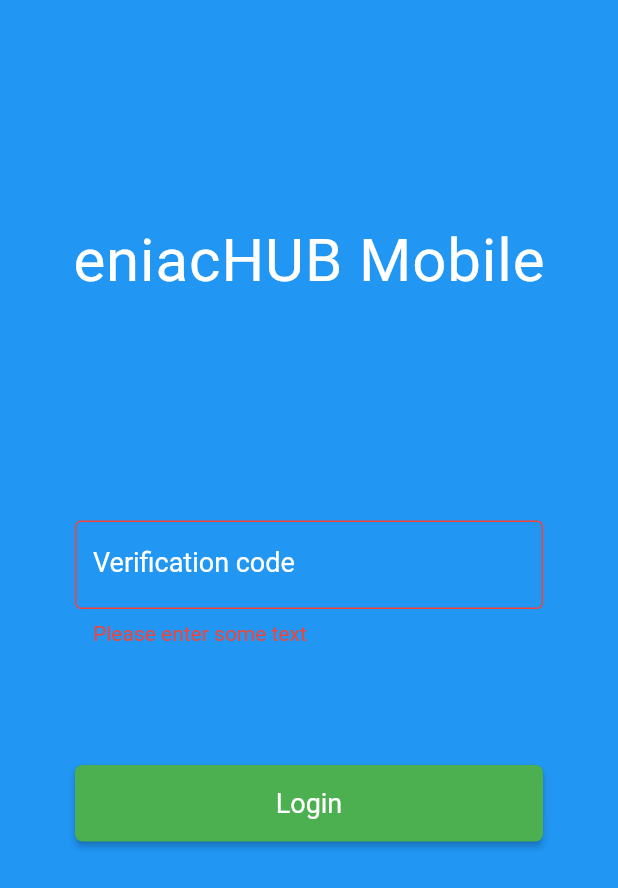
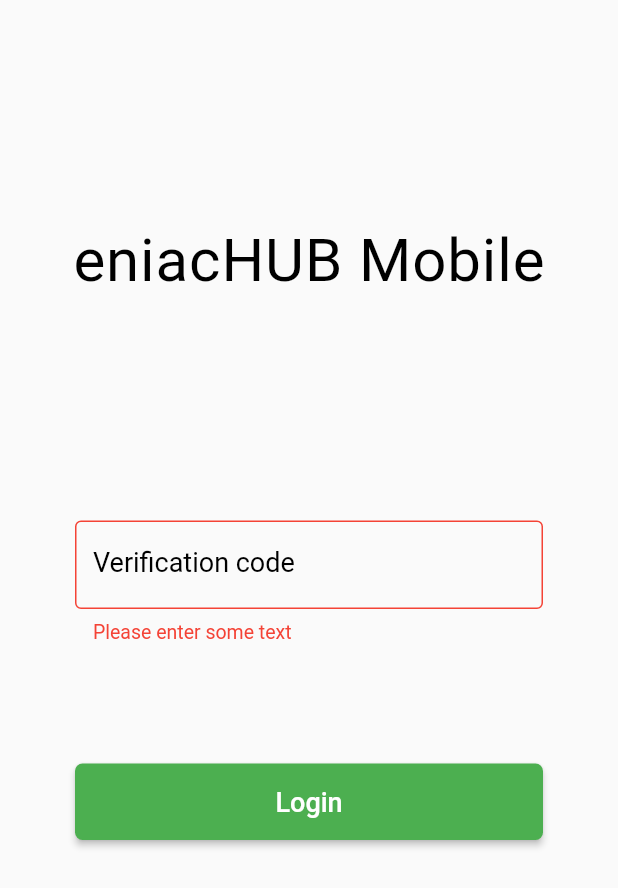
Before and after one commit to ben940531/eniachub_mobile_v011, a Flutter app: the screen it shows after launch, after a tap on "Login", on a phone screen of 412 x 824 dp. Shown: the top 888 px of the screen. Run offline on Flutter 3.47's test engine with Material 2 defaults, Android fonts, the phone set to English and light mode, and no system bars; drawn by our look-alikes of flutter_easyloading; our stand-ins replace flutter_spinkit, shared_preferences.

Commit message:
added homepage

```diff
--- a/lib/main.dart
+++ b/lib/main.dart
@@ -1,39 +1,70 @@
+import 'package:eniachub_mobile_v011/pages/home.dart';
 import 'package:eniachub_mobile_v011/pages/login.dart';
+import 'package:eniachub_mobile_v011/services/authService.dart';
 import 'package:flutter/material.dart';
 import 'package:flutter_easyloading/flutter_easyloading.dart';
 
-void main() => runApp(EniacHUBMobileApp());
+AuthService authService = new AuthService();
+Widget _defaultHome;
+
+void main() async {
+  WidgetsFlutterBinding.ensureInitialized();
+  _defaultHome = LoginPage();
+  bool _result = await authService.login(null);
+  if (_result) {
+    _defaultHome = LoginPage(); //HomePage();
+  }
+  runApp(EniacHUBMobileApp());
+}
 
 class EniacHUBMobileApp extends StatelessWidget {
   // This widget is the root of your application.
   @override
   Widget build(BuildContext context) {
+    _setUpOwnLoadingWidget();
     return FlutterEasyLoading(
       child: MaterialApp(
         title: 'EniacHUB Mobile',
         debugShowCheckedModeBanner: false,
         theme: ThemeData(
-          primaryColor: Colors.grey[100],
+          primaryColor: Colors.black,
           primaryColorLight: Colors.white,
           errorColor: Colors.red,
           hintColor: Colors.grey[300],
           textTheme: TextTheme(
-            body1: TextStyle(fontSize: 18.0, color: Colors.white),
+            body1: TextStyle(fontSize: 18.0, color: Colors.black),
+            button: TextStyle(fontSize: 18.0, color: Colors.white),
           ),
           inputDecorationTheme: InputDecorationTheme(
             enabledBorder: OutlineInputBorder(
                 borderRadius: BorderRadius.circular(5.0),
-                borderSide: BorderSide(color: Colors.grey[300])),
+                borderSide: BorderSide(color: Colors.grey[700])),
             labelStyle: TextStyle(color: Colors.white),
-            errorStyle: TextStyle(color: Colors.red, fontSize: 14.0),
+            errorStyle: TextStyle(color: Colors.red, fontSize: 13.0),
           ),
         ),
-        home: Stack(
-          children: <Widget>[
-            LoginPage(),
-          ],
-        ),
+        home: _defaultHome,
+        routes: <String, WidgetBuilder>{
+          '/login': (BuildContext context) => LoginPage(),
+          '/home': (BuildContext context) => HomePage(),
+        },
       ),
     );
   }
+
+  void _setUpOwnLoadingWidget() {
+    EasyLoading.instance.loadingStyle = EasyLoadingStyle.custom;
+    EasyLoading.instance.backgroundColor = Colors.grey[400];
+    EasyLoading.instance.progressColor = Colors.black;
+    EasyLoading.instance.textColor = Colors.black;
+    EasyLoading.instance.indicatorType = EasyLoadingIndicatorType.wave;
+    EasyLoading.instance.indicatorColor = Colors.blue;
+    EasyLoading.instance.indicatorSize = 80.0;
+    EasyLoading.instance.maskType = EasyLoadingMaskType.black;
+    EasyLoading.instance.errorWidget = Icon(
+      Icons.clear,
+      color: Colors.red,
+      size: 80.0,
+    );
+  }
 }
--- a/lib/pages/login.dart
+++ b/lib/pages/login.dart
@@ -22,15 +22,8 @@ class _LoginPageState extends State<LoginPage> {
       // setState(() {
       //   _isLoading = true;
       // });
-      EasyLoading.instance.loadingStyle = EasyLoadingStyle.custom;
-      EasyLoading.instance.backgroundColor = Colors.white;
-      EasyLoading.instance.progressColor  = Colors.black;
-      EasyLoading.instance.textColor = Colors.black;
-      EasyLoading.instance.indicatorType = EasyLoadingIndicatorType.wave;
-      EasyLoading.instance.indicatorColor = Colors.blue;
-      EasyLoading.instance.indicatorSize = 80.0;
-      EasyLoading.instance.maskType = EasyLoadingMaskType.black;
-      EasyLoading.show(status:'Loading');
+
+      EasyLoading.show(status: 'Loading');
       // Log in
       var _result = await authService.login(_verificationTextController.text);
       // After logging in
@@ -39,8 +32,11 @@ class _LoginPageState extends State<LoginPage> {
         //    _isLoading = false;
         // });
         // Navigator.push(context,MaterialPageRoute(builder: (context)=>HomePage()));
+        EasyLoading.dismiss();
+        Navigator.pushNamed(context, '/home');
       } else {
-
+        EasyLoading.showError('Failed to log in',
+            duration: Duration(seconds: 3));
       }
     }
   }
@@ -48,7 +44,7 @@ class _LoginPageState extends State<LoginPage> {
   @override
   Widget build(BuildContext context) {
     return Scaffold(
-        backgroundColor: Colors.blue[500],
+        // backgroundColor: Colors.blue[500],
         body: Row(
       mainAxisAlignment: MainAxisAlignment.spaceEvenly,
       children: <Widget>[
@@ -61,7 +57,7 @@ class _LoginPageState extends State<LoginPage> {
                   'eniacHUB Mobile',
                   style: TextStyle(
                     fontSize: 40,
-                        color: Theme.of(context).primaryColorLight,
+                    color: Theme.of(context).primaryColor,
                     letterSpacing: .6,
                   ),
                 ),
@@ -119,7 +115,7 @@ class _LoginPageState extends State<LoginPage> {
                           child: Padding(
                             padding: const EdgeInsets.all(15.0),
                             child: Text('Login',
-                                    style: Theme.of(context).textTheme.body1
+                                style: Theme.of(context).textTheme.button
                                 // fontSize: 18.0,
                                 ),
                           ),
```
Also changed, not shown: lib/pages/home.dart (added, +93 -0 lines), lib/widgets/loadingOverlay.dart (renamed from lib/classes/loadingOverlay.dart). Lines whose indentation alone changed are shown as unchanged.
